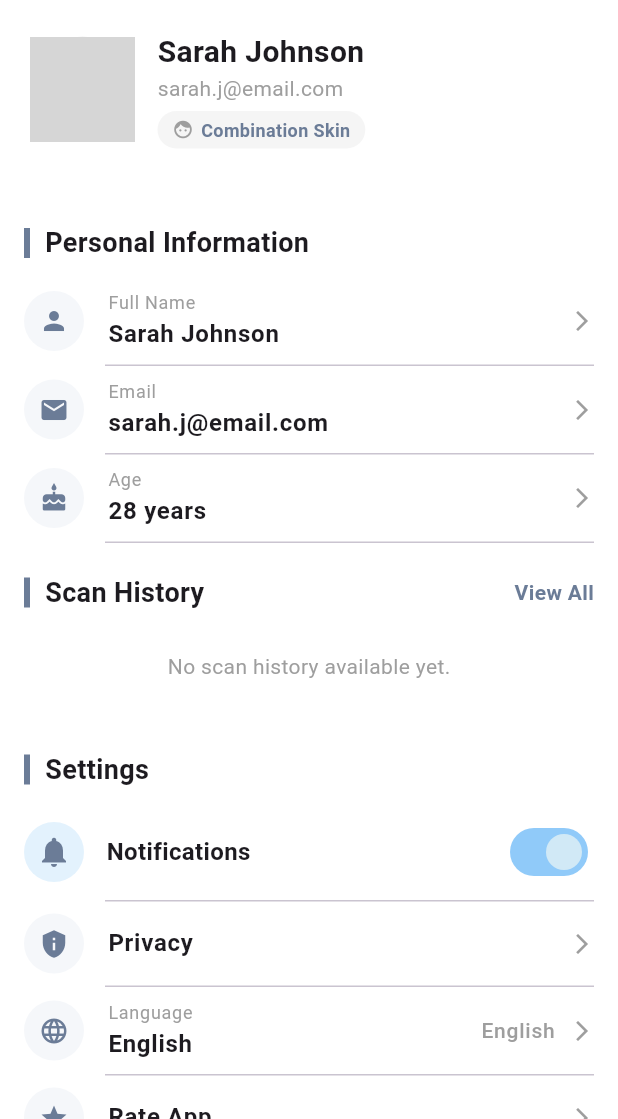
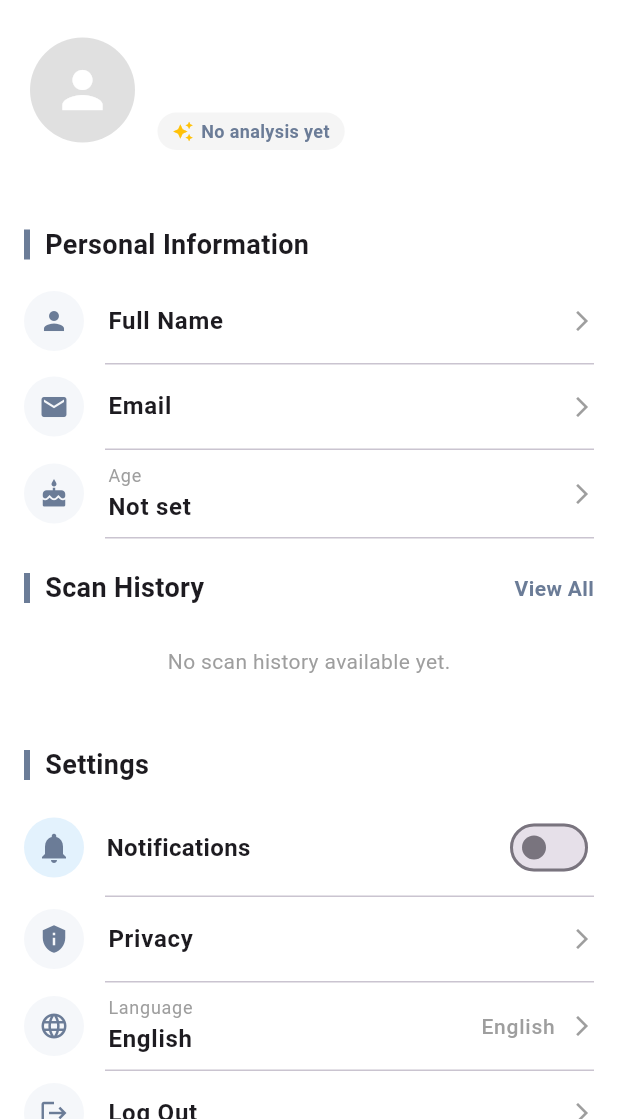
Before and after one commit to egeKsl/skin_type_app, a Flutter app: the ProfileScreen screen opened directly, on a phone screen of 412 x 824 dp, the part 117-1236 px from its top. Run offline on Flutter 3.47's test engine with Material 3 defaults, Android fonts, the phone set to English and light mode, and no system bars; our stand-ins replace camera, cloud_firestore, firebase_auth, firebase_core, image_picker, permission_handler and 1 more; missing offline and left inert: google_mlkit_face_detection; accounts and stored records are empty; grey boxes are pictures that could not be loaded.

Commit message:
profile screen has been fixed

```diff
--- a/lib/features/profile/views/screens/profile_screen.dart
+++ b/lib/features/profile/views/screens/profile_screen.dart
@@ -1,69 +1,162 @@
-import 'dart:io'; // Resim dosyasını okumak için gerekli
+import 'dart:io';
 import 'package:flutter/material.dart';
+import 'package:firebase_auth/firebase_auth.dart';
+import 'package:intl/intl.dart';
+import 'package:permission_handler/permission_handler.dart'; // Bildirim izinleri için
 import 'package:skin_type_app/common/widgets/top_menu_overlay.dart';
 import 'package:skin_type_app/core/services/scan_service.dart';
 import 'package:skin_type_app/features/scan history/views/screens/scan_history_screen.dart';
 import 'package:skin_type_app/features/scan details/views/screens/scan_detail_screen.dart';
 import 'package:skin_type_app/models/scan_model.dart';
-// Personal Info ekranını import ediyoruz
 import 'package:skin_type_app/features/profile information/views/screens/personal_info_screen.dart';
 
 import '../widgets/section_header.dart';
 import '../widgets/profile_list_tile.dart';
 
-class ProfileScreen extends StatelessWidget {
+class ProfileScreen extends StatefulWidget {
   const ProfileScreen({super.key});
 
   @override
+  State<ProfileScreen> createState() => _ProfileScreenState();
+}
+
+class _ProfileScreenState extends State<ProfileScreen> {
+  final ScanService _scanService = ScanService();
+  final FirebaseAuth _auth = FirebaseAuth.instance;
+
+  // Profil Verileri
+  String _fullName = "Loading...";
+  String _email = "";
+  String _age = "Not set";
+  String _skinType = "No analysis yet";
+  String? _profileImagePath;
+  bool _isNotificationActive = false; // Varsayılan kapalı
+  bool _isLoading = true;
+
+  @override
+  void initState() {
+    super.initState();
+    _loadProfileData();
+  }
+
+  // Veritabanından tüm profil ve son analiz verilerini yükler
+  Future<void> _loadProfileData() async {
+    try {
+      // 1. Kullanıcı dökümanını getir (İsim, Mail, Foto Yolu, Doğum Tarihi)
+      final profileDoc = await _scanService.getUserProfile();
+      final user = _auth.currentUser;
+
+      if (profileDoc != null && profileDoc.exists) {
+        final data = profileDoc.data() as Map<String, dynamic>;
+        setState(() {
+          _fullName = data['full_name'] ?? "Name not set";
+          _email = user?.email ?? data['email'] ?? "No email provided";
+          _profileImagePath = data['profile_image_path'];
+
+          // Yaş hesaplama
+          if (data['born_date'] != null) {
+            _age = _calculateAge(data['born_date']);
+          }
+        });
+      }
+
+      // 2. En son taramadan cilt tipini getir
+      _scanService.getRecentScans(1).listen((scans) {
+        if (scans.isNotEmpty && mounted) {
+          setState(() {
+            _skinType = scans.first.ciltTipi;
+            _isLoading = false;
+          });
+        } else {
+          if (mounted) setState(() => _isLoading = false);
+        }
+      });
+    } catch (e) {
+      debugPrint("Error loading profile: $e");
+      if (mounted) setState(() => _isLoading = false);
+    }
+  }
+
+  // Doğum tarihinden yaş hesaplayan yardımcı fonksiyon
+  String _calculateAge(dynamic bornDateData) {
+    try {
+      DateTime birthDate;
+      if (bornDateData is String) {
+        // "March 15, 1992" formatını parse eder
+        birthDate = DateFormat('MMMM dd, yyyy').parse(bornDateData);
+      } else {
+        return "Not set";
+      }
+
+      DateTime today = DateTime.now();
+      int age = today.year - birthDate.year;
+      if (today.month < birthDate.month ||
+          (today.month == birthDate.month && today.day < birthDate.day)) {
+        age--;
+      }
+      return "$age years";
+    } catch (e) {
+      return "Not set";
+    }
+  }
+
+  // Bildirim izni isteme işlemi
+  Future<void> _handleNotificationToggle(bool value) async {
+    if (value) {
+      PermissionStatus status = await Permission.notification.request();
+      if (status.isGranted) {
+        setState(() => _isNotificationActive = true);
+      } else {
+        // Kullanıcı reddederse switch'i kapalı tut
+        setState(() => _isNotificationActive = false);
+      }
+    } else {
+      setState(() => _isNotificationActive = false);
+    }
+  }
+
+  @override
   Widget build(BuildContext context) {
-    final ScanService _scanService = ScanService();
-
     return Scaffold(
       backgroundColor: Colors.white,
-      // Body'yi Column yaptık, SingleChildScrollView'ı aşağıya aldık.
-      // Böylece üst header sabit kalabilir veya kayabilir, tasarımı daha esnek olur.
       body: Column(
         children: [
-          // 1. YENİLENMİŞ ÜST HEADER ALANI (Ekranı dolduracak)
           _buildHeader(context),
-
-          // Geri kalan içerik kaydırılabilir alanda
           Expanded(
             child: SingleChildScrollView(
               child: Column(
                 children: [
-                  // 2. PERSONAL INFORMATION (Tıklanabilir Yapıldı)
                   const SizedBox(height: 20),
                   const SectionHeader(title: "Personal Information"),
 
                   GestureDetector(
                     onTap: () => _navigateToPersonalInfo(context),
-                    child: const ProfileListTile(
+                    child: ProfileListTile(
                       icon: Icons.person,
                       title: "Full Name",
-                      value: "Sarah Johnson",
+                      value: _fullName,
                     ),
                   ),
                   GestureDetector(
                     onTap: () => _navigateToPersonalInfo(context),
-                    child: const ProfileListTile(
+                    child: ProfileListTile(
                       icon: Icons.email,
                       title: "Email",
-                      value: "sarah.j@email.com",
+                      value: _email,
                     ),
                   ),
                   GestureDetector(
                     onTap: () => _navigateToPersonalInfo(context),
-                    child: const ProfileListTile(
+                    child: ProfileListTile(
                       icon: Icons.cake,
                       title: "Age",
-                      value: "28 years",
+                      value: _age,
                     ),
                   ),
 
                   const SizedBox(height: 20),
 
-                  // 3. SCAN HISTORY (Fotoğraflı ve Dinamik)
+                  // Scan History Section
                   Padding(
                     padding: const EdgeInsets.symmetric(horizontal: 16.0),
                     child: Row(
@@ -95,24 +188,18 @@ class ProfileScreen extends StatelessWidget {
                   ),
                   const SizedBox(height: 10),
 
-                  // StreamBuilder ile Son 3 Veri
                   StreamBuilder<List<ScanResult>>(
                     stream: _scanService.getRecentScans(3),
                     builder: (context, snapshot) {
                       if (snapshot.connectionState == ConnectionState.waiting) {
-                        return const Center(
+                        return const Padding(
+                          padding: EdgeInsets.all(20.0),
                           child: LinearProgressIndicator(
                             color: Color(0xFF6B7C97),
                           ),
                         );
                       }
-
-                      if (snapshot.hasError) {
-                        return const Center(child: Text("Veri yüklenemedi"));
-                      }
-
                       final historyData = snapshot.data ?? [];
-
                       if (historyData.isEmpty) {
                         return const Padding(
                           padding: EdgeInsets.all(16.0),
@@ -122,19 +209,21 @@ class ProfileScreen extends StatelessWidget {
                           ),
                         );
                       }
-
                       return Column(
-                        children: historyData.map((scan) {
-                          return _buildPhotoHistoryCard(context, scan);
-                        }).toList(),
+                        children: historyData
+                            .map(
+                              (scan) => _buildPhotoHistoryCard(context, scan),
+                            )
+                            .toList(),
                       );
                     },
                   ),
 
                   const SizedBox(height: 20),
 
-                  // 4. SETTINGS
                   const SectionHeader(title: "Settings"),
+
+                  // Notifications Switch Tile
                   Padding(
                     padding: const EdgeInsets.symmetric(
                       horizontal: 16.0,
@@ -160,8 +249,8 @@ class ProfileScreen extends StatelessWidget {
                           ),
                         ),
                         Switch(
-                          value: true,
-                          onChanged: (val) {},
+                          value: _isNotificationActive,
+                          onChanged: _handleNotificationToggle,
                           activeColor: const Color(0xFFD1E9F6),
                           activeTrackColor: Colors.blue.shade200,
                         ),
@@ -179,11 +268,6 @@ class ProfileScreen extends StatelessWidget {
                     icon: Icons.language,
                     title: "Language",
                     value: "English",
-                  ),
-                  const ProfileListTile(
-                    icon: Icons.star,
-                    title: "Rate App",
-                    value: "",
                   ),
                   const ProfileListTile(
                     icon: Icons.logout,
@@ -205,7 +289,7 @@ class ProfileScreen extends StatelessWidget {
     Navigator.push(
       context,
       MaterialPageRoute(builder: (context) => const PersonalInfoScreen()),
-    );
+    ).then((_) => _loadProfileData()); // Geri dönüldüğünde verileri tazele
   }
 
   Widget _buildPhotoHistoryCard(BuildContext context, ScanResult scan) {
@@ -241,17 +325,10 @@ class ProfileScreen extends StatelessWidget {
                 width: 60,
                 height: 60,
                 color: const Color(0xFFF0F4F8),
-                child: (scan.imagePath != null && scan.imagePath!.isNotEmpty)
-                    ? Image.file(
-                        File(scan.imagePath!),
-                        fit: BoxFit.cover,
-                        errorBuilder: (context, error, stackTrace) {
-                          return const Icon(
-                            Icons.broken_image_outlined,
-                            color: Colors.grey,
-                          );
-                        },
-                      )
+                child:
+                    (scan.imagePath != null &&
+                        File(scan.imagePath!).existsSync())
+                    ? Image.file(File(scan.imagePath!), fit: BoxFit.cover)
                     : const Icon(
                         Icons.camera_alt_outlined,
                         color: Color(0xFF6B7C97),
@@ -271,32 +348,11 @@ class ProfileScreen extends StatelessWidget {
                       fontWeight: FontWeight.bold,
                       color: Color(0xFF2D3142),
                     ),
-                    maxLines: 1,
-                    overflow: TextOverflow.ellipsis,
                   ),
                   const SizedBox(height: 4),
                   Text(
                     scan.date,
                     style: const TextStyle(color: Colors.grey, fontSize: 12),
-                  ),
-                  const SizedBox(height: 6),
-                  Container(
-                    padding: const EdgeInsets.symmetric(
-                      horizontal: 8,
-                      vertical: 3,
-                    ),
-                    decoration: BoxDecoration(
-                      color: const Color(0xFFE3F2FD),
-                      borderRadius: BorderRadius.circular(10),
-                    ),
-                    child: Text(
-                      "Match: ${scan.benzerlikYuzdesi}",
-                      style: const TextStyle(
-                        color: Color(0xFF1565C0),
-                        fontWeight: FontWeight.bold,
-                        fontSize: 11,
-                      ),
-                    ),
                   ),
                 ],
               ),
@@ -308,14 +364,11 @@ class ProfileScreen extends StatelessWidget {
     );
   }
 
-  // --- YENİLENMİŞ HEADER TASARIMI ---
   Widget _buildHeader(BuildContext context) {
     return Column(
       children: [
-        // 1. Üst Kısım (Mavi-Gri Alan)
         Container(
           width: double.infinity,
-          // MediaQuery ile üst status bar boşluğunu otomatik alıyoruz
           padding: EdgeInsets.only(
             top: MediaQuery.of(context).padding.top + 10,
             bottom: 20,
@@ -328,8 +381,6 @@ class ProfileScreen extends StatelessWidget {
               begin: Alignment.topLeft,
               end: Alignment.bottomRight,
             ),
-            // İsterseniz alt köşeleri hafif yuvarlatabilirsiniz:
-            // borderRadius: BorderRadius.vertical(bottom: Radius.circular(20)),
           ),
           child: Row(
             mainAxisAlignment: MainAxisAlignment.spaceBetween,
@@ -353,54 +404,37 @@ class ProfileScreen extends StatelessWidget {
             ],
           ),
         ),
-
-        // 2. Profil Bilgileri (Resim ve İsim) - Hemen altına
         Container(
           padding: const EdgeInsets.all(20),
           child: Row(
             children: [
-              Stack(
-                children: [
-                  CircleAvatar(
-                    radius: 35,
-                    backgroundColor: Colors.grey.shade300,
-                    backgroundImage: const NetworkImage(
-                      "https://i.pravatar.cc/300?img=5",
-                    ),
-                  ),
-                  Positioned(
-                    bottom: 0,
-                    right: 0,
-                    child: Container(
-                      padding: const EdgeInsets.all(4),
-                      decoration: const BoxDecoration(
-                        color: Colors.white,
-                        shape: BoxShape.circle,
-                      ),
-                      child: Container(
-                        width: 12,
-                        height: 12,
-                        decoration: const BoxDecoration(
-                          color: Color(0xFF6B7C97),
-                          shape: BoxShape.circle,
-                        ),
-                      ),
-                    ),
-                  ),
-                ],
+              // Profil Fotoğrafı (Firestore'dan gelen path'e göre)
+              CircleAvatar(
+                radius: 35,
+                backgroundColor: Colors.grey.shade300,
+                backgroundImage:
+                    (_profileImagePath != null &&
+                        File(_profileImagePath!).existsSync())
+                    ? FileImage(File(_profileImagePath!))
+                    : null,
+                child:
+                    (_profileImagePath == null ||
+                        !File(_profileImagePath!).existsSync())
+                    ? const Icon(Icons.person, size: 40, color: Colors.white)
+                    : null,
               ),
               const SizedBox(width: 15),
               Column(
                 crossAxisAlignment: CrossAxisAlignment.start,
                 children: [
-                  const Text(
-                    "Sarah Johnson",
-                    style: TextStyle(fontSize: 20, fontWeight: FontWeight.bold),
+                  Text(
+                    _fullName,
+                    style: const TextStyle(
+                      fontSize: 20,
+                      fontWeight: FontWeight.bold,
+                    ),
                   ),
-                  const Text(
-                    "sarah.j@email.com",
-                    style: TextStyle(color: Colors.grey),
-                  ),
+                  Text(_email, style: const TextStyle(color: Colors.grey)),
                   const SizedBox(height: 5),
                   Container(
                     padding: const EdgeInsets.symmetric(
@@ -412,12 +446,16 @@ class ProfileScreen extends StatelessWidget {
                       borderRadius: BorderRadius.circular(20),
                     ),
                     child: Row(
-                      children: const [
-                        Icon(Icons.face, size: 14, color: Colors.grey),
-                        SizedBox(width: 5),
+                      children: [
+                        const Icon(
+                          Icons.auto_awesome,
+                          size: 14,
+                          color: Colors.amber,
+                        ),
+                        const SizedBox(width: 5),
                         Text(
-                          "Combination Skin",
-                          style: TextStyle(
+                          _skinType,
+                          style: const TextStyle(
                             fontSize: 12,
                             color: Color(0xFF6B7C97),
                             fontWeight: FontWeight.bold,
--- a/lib/features/profile/views/widgets/profile_list_tile.dart
+++ b/lib/features/profile/views/widgets/profile_list_tile.dart
@@ -4,8 +4,15 @@ class ProfileListTile extends StatelessWidget {
   final IconData icon;
   final String title;
   final String value;
+  final Widget? trailing; // Switch gibi özel elemanlar için eklendi
 
-  const ProfileListTile({super.key, required this.icon, required this.title, required this.value});
+  const ProfileListTile({
+    super.key,
+    required this.icon,
+    required this.title,
+    required this.value,
+    this.trailing,
+  });
 
   @override
   Widget build(BuildContext context) {
@@ -20,20 +27,41 @@ class ProfileListTile extends StatelessWidget {
           title: Column(
             crossAxisAlignment: CrossAxisAlignment.start,
             children: [
-              if(value.isNotEmpty) Text(title, style: const TextStyle(fontSize: 12, color: Colors.grey)),
-              Text(value.isNotEmpty ? value : title, style: const TextStyle(fontWeight: FontWeight.bold, fontSize: 16)),
+              if (value.isNotEmpty)
+                Text(
+                  title,
+                  style: const TextStyle(fontSize: 12, color: Colors.grey),
+                ),
+              Text(
+                value.isNotEmpty ? value : title,
+                style: const TextStyle(
+                  fontWeight: FontWeight.bold,
+                  fontSize: 16,
+                ),
+                overflow: TextOverflow.ellipsis,
+              ),
             ],
           ),
-          trailing: Row(
-            mainAxisSize: MainAxisSize.min,
-            children: [
-              if (title == "Language") const Text("English", style: TextStyle(color: Colors.grey, fontSize: 14)),
-              const SizedBox(width: 10),
-              const Icon(Icons.arrow_forward_ios, size: 16, color: Colors.grey),
-            ],
-          ),
+          trailing:
+              trailing ??
+              Row(
+                mainAxisSize: MainAxisSize.min,
+                children: [
+                  if (title == "Language")
+                    const Text(
+                      "English",
+                      style: TextStyle(color: Colors.grey, fontSize: 14),
+                    ),
+                  const SizedBox(width: 10),
+                  const Icon(
+                    Icons.arrow_forward_ios,
+                    size: 16,
+                    color: Colors.grey,
+                  ),
+                ],
+              ),
         ),
-        const Divider(indent: 70, endIndent: 16, height: 1), // İnce ayırıcı çizgi
+        const Divider(indent: 70, endIndent: 16, height: 1),
       ],
     );
   }
```
Also changed, not shown: 1 other file.
